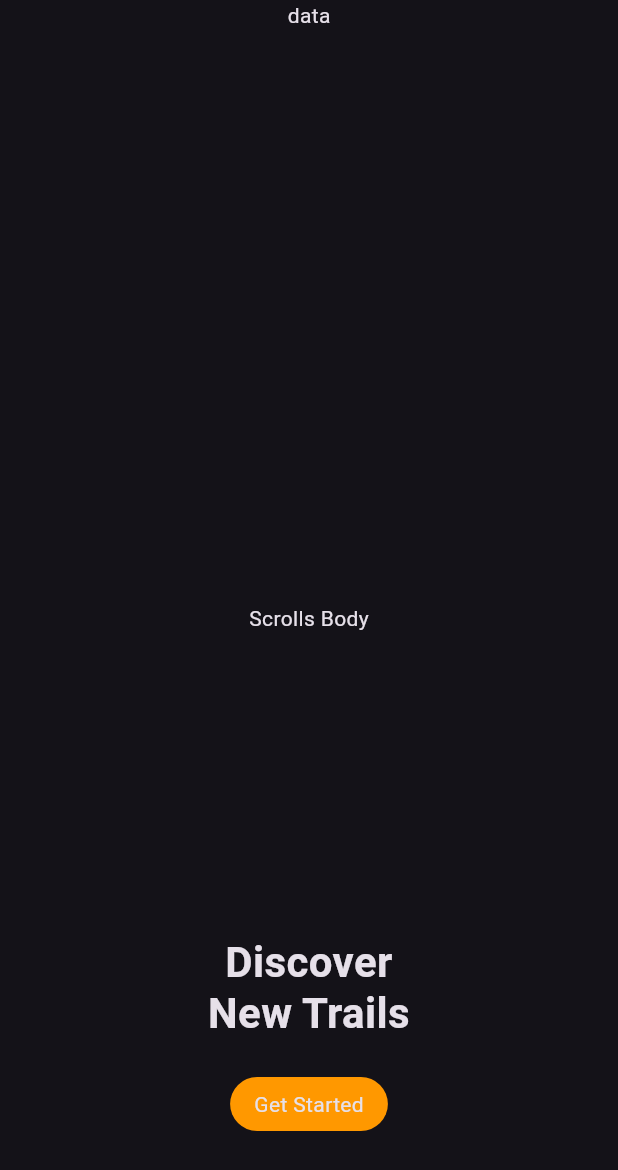
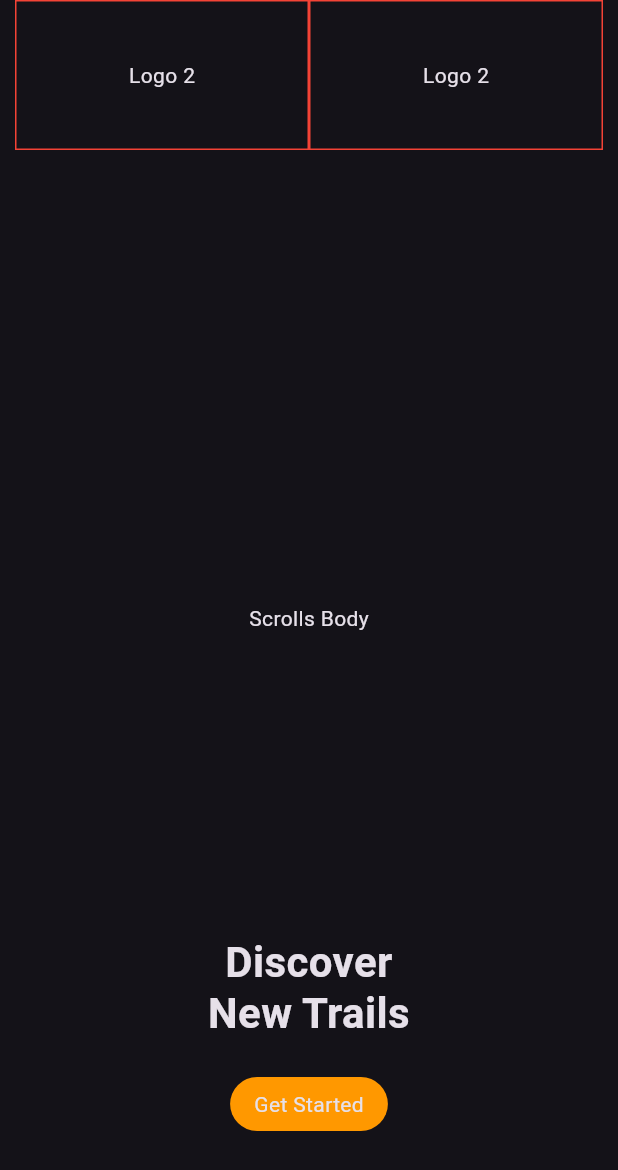
Before and after one commit to CATAAA233/travel_app, a Flutter app: the screen it shows after launch, on a phone screen of 412 x 824 dp. Shown: the top 1170 px of the screen. Run offline on Flutter 3.47's test engine with Material 3 defaults, Android fonts, the phone set to English and light mode, and no system bars.

Commit message:
Feat(Welcome Screen): Creating Header Structure

```diff
--- a/lib/presentation/screens/welcome_screen.dart
+++ b/lib/presentation/screens/welcome_screen.dart
@@ -35,7 +35,37 @@ class Header extends StatelessWidget {
   Widget build(BuildContext context) {
     return Container(
       alignment:  Alignment.topCenter,
-      child: const Text('data'),
+      child: Row(
+        mainAxisSize: MainAxisSize.min,
+        children: [
+          Expanded(
+            child: Container(
+              decoration: BoxDecoration(
+                border: Border.all(
+                  color: Colors.red
+                )
+              ),
+              height: 100,
+              child:const  Center(
+                child: Text('Logo 2')
+              ),
+            ),
+          ),
+          Expanded(
+            child: Container(
+              decoration: BoxDecoration(
+                border: Border.all(
+                  color: Colors.red
+                )
+              ),
+              height: 100,
+              child:const  Center(
+                child: Text('Logo 2')
+              ),
+            ),
+          ),
+        ],
+      ),
     );
   }
 }
```
